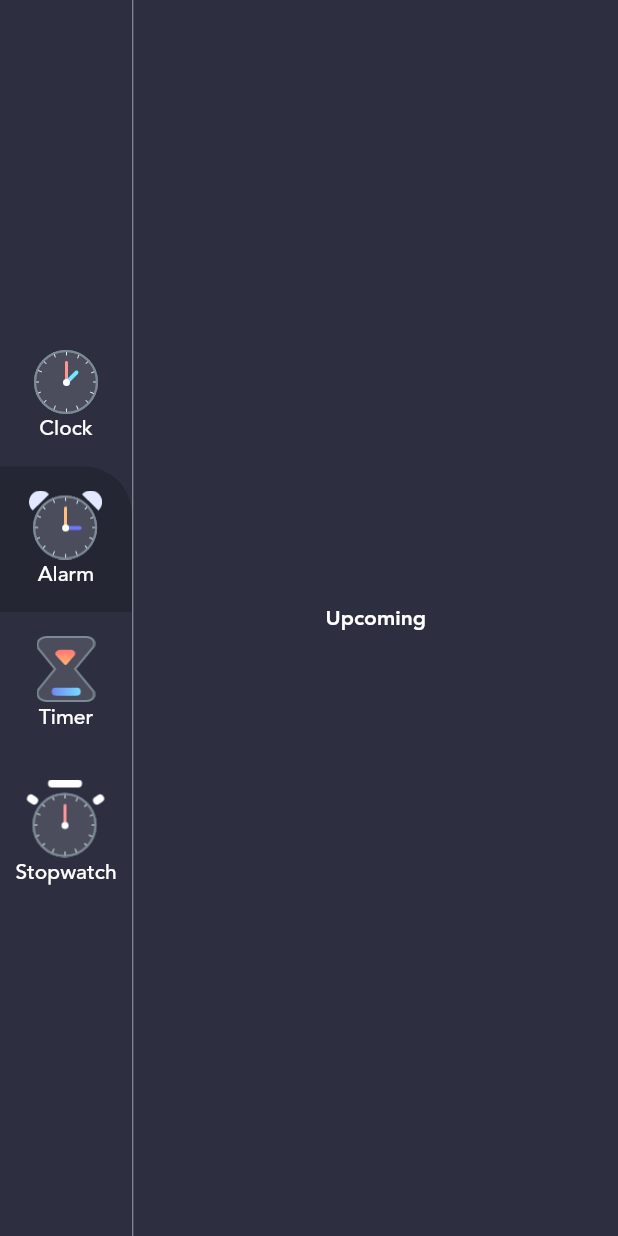
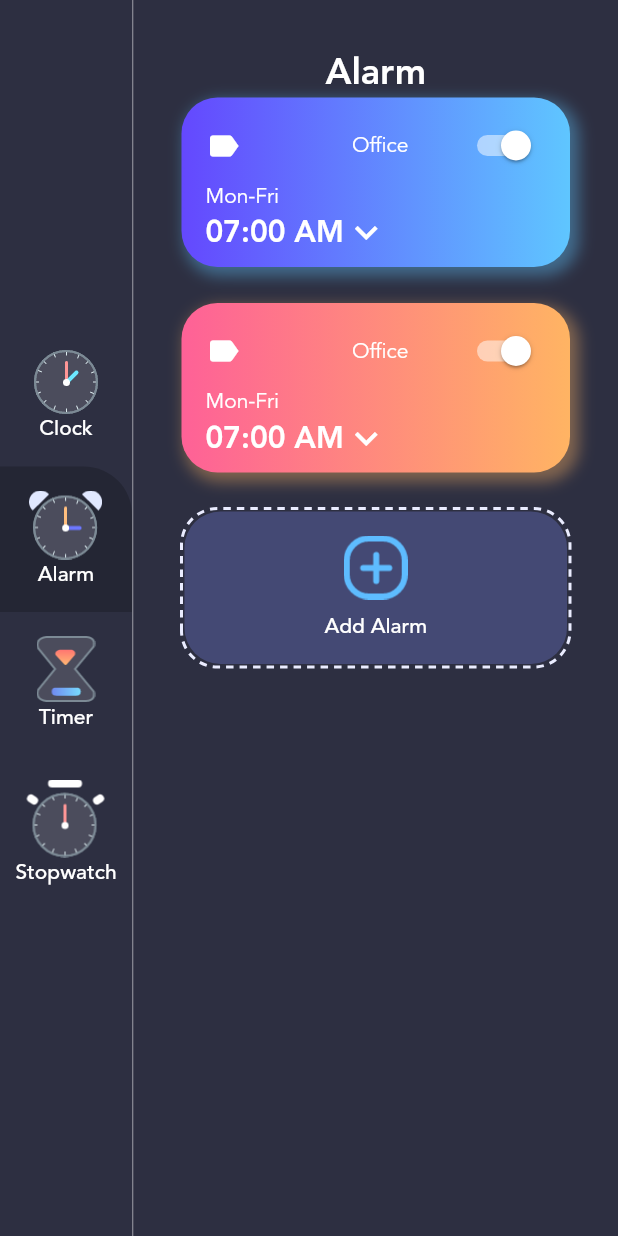
Before and after one commit to a-k-o-r-e-d-e/Clock_App, a Flutter app: the screen it shows after launch, after a tap on "Alarm", on a phone screen of 412 x 824 dp. Run offline on Flutter 3.47's test engine with Material 2 defaults, Android fonts, the phone set to English and light mode, and no system bars; drawn by our look-alikes of dotted_border.

Commit message:
** Implemented UI for Alarm Page

```diff
--- a/lib/constants/data.dart
+++ b/lib/constants/data.dart
@@ -1,4 +1,6 @@
 import 'package:clock_app/constants/enums.dart';
+import 'package:clock_app/constants/my_colors.dart';
+import 'package:clock_app/models/alarm_info.dart';
 import 'package:clock_app/models/menu_info.dart';
 
 List<MenuInfo> menuItems = [
@@ -7,3 +9,9 @@ List<MenuInfo> menuItems = [
   MenuInfo(MenuType.timer, title: 'Timer', imageSource: 'assets/images/timer_icon.png'),
   MenuInfo(MenuType.stopwatch, title: 'Stopwatch', imageSource: 'assets/images/stopwatch_icon.png'),
 ];
+
+
+List<AlarmInfo> alarms = [
+  AlarmInfo(DateTime.now().add(Duration(hours: 1)), description: 'Office', gradientColors: GradientColors.sky),
+  AlarmInfo(DateTime.now().add(Duration(hours: 1)), description: 'Sport', gradientColors: GradientColors.sunset)
+];
--- /dev/null
+++ b/lib/models/alarm_info.dart
@@ -0,0 +1,10 @@
+import 'dart:ui';
+
+class AlarmInfo {
+  DateTime alarmDateTime;
+  String description;
+  bool isActive;
+  List<Color> gradientColors;
+
+  AlarmInfo(this.alarmDateTime, {this.description, this.gradientColors});
+}
--- /dev/null
+++ b/lib/views/alarm_page.dart
@@ -0,0 +1,134 @@
+import 'package:clock_app/constants/data.dart';
+import 'package:clock_app/constants/my_colors.dart';
+import 'package:clock_app/models/alarm_info.dart';
+import 'package:dotted_border/dotted_border.dart';
+import 'package:flutter/material.dart';
+
+class AlarmPage extends StatelessWidget {
+  @override
+  Widget build(BuildContext context) {
+    return Container(
+      child: Column(
+        mainAxisAlignment: MainAxisAlignment.center,
+        children: [
+          Text(
+            'Alarm',
+            style: TextStyle(
+                fontWeight: FontWeight.w700,
+                color: MyColors.primaryTextColor,
+                fontSize: 24),
+          ),
+          Expanded(
+            child: ListView(
+              children: alarms
+                  .map<Widget>((alarm) => buildAlarmCard(alarm))
+                  .followedBy([
+                DottedBorder(
+                  strokeWidth: 2,
+                  color: MyColors.clockOutline,
+                  borderType: BorderType.RRect,
+                  radius: Radius.circular(24),
+                  dashPattern: [5, 4],
+                  child: Container(
+                    width: double.infinity,
+                    decoration: BoxDecoration(
+                        color: MyColors.clockBG,
+                        borderRadius: BorderRadius.circular(24)),
+                    child: FlatButton(
+                      padding: const EdgeInsets.symmetric(
+                          horizontal: 31, vertical: 16),
+                      onPressed: () {},
+                      child: Column(
+                        children: [
+                          Image.asset(
+                            'assets/images/add_alarm.png',
+                            scale: 1.5,
+                          ),
+                          SizedBox(
+                            height: 8,
+                          ),
+                          Text(
+                            'Add Alarm',
+                            style: TextStyle(color: Colors.white),
+                          )
+                        ],
+                      ),
+                    ),
+                  ),
+                )
+              ]).toList(),
+            ),
+          )
+        ],
+      ),
+    );
+  }
+
+  Widget buildAlarmCard(AlarmInfo alarmInfo) {
+    return Container(
+      margin: const EdgeInsets.only(bottom: 24),
+      padding: const EdgeInsets.symmetric(horizontal: 16, vertical: 8),
+      decoration: BoxDecoration(
+        gradient: LinearGradient(
+            colors: alarmInfo.gradientColors,
+            begin: Alignment.centerLeft,
+            end: Alignment.centerRight),
+        boxShadow: [
+          BoxShadow(
+              color: alarmInfo.gradientColors.last.withOpacity(0.4),
+              blurRadius: 8,
+              spreadRadius: 2,
+              offset: Offset(4, 4))
+        ],
+        borderRadius: BorderRadius.all(Radius.circular(24)),
+      ),
+      child: Column(
+        crossAxisAlignment: CrossAxisAlignment.start,
+        children: [
+          Row(
+            mainAxisAlignment: MainAxisAlignment.spaceBetween,
+            children: [
+              Icon(
+                Icons.label,
+                color: Colors.white,
+                size: 24,
+              ),
+              SizedBox(
+                width: 8,
+              ),
+              Text(
+                'Office',
+                style: TextStyle(color: Colors.white),
+              ),
+              Switch(
+                onChanged: (bool value) {},
+                value: true,
+                activeColor: Colors.white,
+              )
+            ],
+          ),
+          Text(
+            'Mon-Fri',
+            style: TextStyle(color: Colors.white),
+          ),
+          Row(
+            children: [
+              Text(
+                '07:00 AM',
+                style: TextStyle(
+                    color: Colors.white,
+                    fontSize: 20,
+                    fontWeight: FontWeight.w700),
+              ),
+              Icon(
+                Icons.keyboard_arrow_down,
+                color: Colors.white,
+                size: 30,
+              )
+            ],
+          ),
+        ],
+      ),
+    );
+  }
+}
--- /dev/null
+++ b/lib/views/clock_page.dart
@@ -0,0 +1,95 @@
+import 'package:flutter/material.dart';
+import 'package:intl/intl.dart';
+
+import 'clock_view.dart';
+
+class ClockPage extends StatelessWidget {
+  @override
+  Widget build(BuildContext context) {
+
+    DateTime now = DateTime.now();
+    var formattedTime = DateFormat('HH:mm').format(now);
+    var formattedDate = DateFormat('EEE, d MMM').format(now);
+    var timezoneStr = now.timeZoneOffset.toString().split('.').first;
+    var offsetSign = '';
+
+    if (!timezoneStr.startsWith('-')) offsetSign = '+';
+
+
+    return Column(
+      crossAxisAlignment: CrossAxisAlignment.start,
+      children: [
+        Flexible(
+          flex: 1,
+          fit: FlexFit.tight,
+          child: Text(
+            'Clock',
+            style: TextStyle(
+                color: Colors.white,
+                fontSize: 24,
+                fontWeight: FontWeight.w700),
+          ),
+        ),
+        Flexible(
+          flex: 2,
+          child: Column(
+            crossAxisAlignment: CrossAxisAlignment.start,
+            children: [
+              Text(
+                formattedTime,
+                style: TextStyle(color: Colors.white, fontSize: 64),
+              ),
+              Text(
+                formattedDate,
+                style: TextStyle(
+                    color: Colors.white,
+                    fontWeight: FontWeight.w300,
+                    fontSize: 20),
+              ),
+            ],
+          ),
+        ),
+        Flexible(
+            flex: 4,
+            fit: FlexFit.tight,
+            child: Align(
+                alignment: Alignment.center,
+                child: ClockView(
+                  size: MediaQuery.of(context).size.height / 4,
+                ))),
+        Flexible(
+          flex: 2,
+          fit: FlexFit.tight,
+          child: Column(
+            crossAxisAlignment: CrossAxisAlignment.start,
+            children: [
+              Text(
+                'TimeZone',
+                style: TextStyle(
+                    color: Colors.white,
+                    fontWeight: FontWeight.w500,
+                    fontSize: 24),
+              ),
+              Row(
+                children: [
+                  Icon(
+                    Icons.language,
+                    color: Colors.white,
+                  ),
+                  SizedBox(
+                    width: 16,
+                  ),
+                  Text(
+                    'UTC' + offsetSign + timezoneStr,
+                    style: TextStyle(
+                        color: Colors.white, fontSize: 24),
+                  ),
+                ],
+              ),
+            ],
+          ),
+        )
+      ],
+    );
+  }
+}
--- a/lib/views/home.dart
+++ b/lib/views/home.dart
@@ -2,10 +2,11 @@ import 'package:clock_app/constants/data.dart';
 import 'package:clock_app/constants/enums.dart';
 import 'package:clock_app/constants/my_colors.dart';
 import 'package:clock_app/models/menu_info.dart';
-import 'package:clock_app/views/clock_view.dart';
 import 'package:flutter/material.dart';
-import 'package:intl/intl.dart';
 import 'package:provider/provider.dart';
+
+import 'alarm_page.dart';
+import 'clock_page.dart';
 
 class Home extends StatefulWidget {
   @override
@@ -15,13 +16,6 @@ class Home extends StatefulWidget {
 class _HomeState extends State<Home> {
   @override
   Widget build(BuildContext context) {
-    DateTime now = DateTime.now();
-    var formattedTime = DateFormat('HH:mm').format(now);
-    var formattedDate = DateFormat('EEE, d MMM').format(now);
-    var timezoneStr = now.timeZoneOffset.toString().split('.').first;
-    var offsetSign = '';
-
-    if (!timezoneStr.startsWith('-')) offsetSign = '+';
 
     return Scaffold(
       backgroundColor: MyColors.pageBackgroundColor,
@@ -35,95 +29,38 @@ class _HomeState extends State<Home> {
                   .toList(),
             ),
             VerticalDivider(
-              color: Colors.white54,
+              color: MyColors.dividerColor,
               width: 1,
             ),
             Expanded(
-              child: Consumer<MenuInfo>(
-                builder: (BuildContext context, MenuInfo value, Widget child) {
-                  if (value.menuType != MenuType.clock) return Container(child: Center(
-                    child: Text("Upcoming", style: TextStyle(color: MyColors.primaryTextColor, fontWeight: FontWeight.bold),),
-                  ),);
+              child: Container(
+                padding: const EdgeInsets.all(32),
+                child: Consumer<MenuInfo>(
+                  builder: (BuildContext context, MenuInfo value, Widget child) {
 
-                  return Container(
-                    padding: const EdgeInsets.all(32),
-                    child: Column(
-                      crossAxisAlignment: CrossAxisAlignment.start,
-                      children: [
-                        Flexible(
-                          flex: 1,
-                          fit: FlexFit.tight,
-                          child: Text(
-                            'Clock',
-                            style: TextStyle(
-                                color: Colors.white,
-                                fontSize: 24,
-                                fontWeight: FontWeight.w700),
+                    if (value.menuType == MenuType.clock)
+                      return ClockPage();
+                    else if (value.menuType == MenuType.alarm)
+                      return AlarmPage();
+                    else {
+                      return Container(
+                        child: RichText(
+                          text: TextSpan(
+                            style: TextStyle(fontSize: 20),
+                            children: <TextSpan>[
+                              TextSpan(text: 'Upcoming\n'),
+                              TextSpan(
+                                text: value.title,
+                                style: TextStyle(fontSize: 40)
+                              )
+                            ]
                           ),
                         ),
-                        Flexible(
-                          flex: 2,
-                          child: Column(
-                            crossAxisAlignment: CrossAxisAlignment.start,
-                            children: [
-                              Text(
-                                formattedTime,
-                                style: TextStyle(color: Colors.white, fontSize: 64),
-                              ),
-                              Text(
-                                formattedDate,
-                                style: TextStyle(
-                                    color: Colors.white,
-                                    fontWeight: FontWeight.w300,
-                                    fontSize: 20),
-                              ),
-                            ],
-                          ),
-                        ),
-                        Flexible(
-                            flex: 4,
-                            fit: FlexFit.tight,
-                            child: Align(
-                                alignment: Alignment.center,
-                                child: ClockView(
-                                  size: MediaQuery.of(context).size.height / 4,
-                                ))),
-                        Flexible(
-                          flex: 2,
-                          fit: FlexFit.tight,
-                          child: Column(
-                            crossAxisAlignment: CrossAxisAlignment.start,
-                            children: [
-                              Text(
-                                'TimeZone',
-                                style: TextStyle(
-                                    color: Colors.white,
-                                    fontWeight: FontWeight.w500,
-                                    fontSize: 24),
-                              ),
-                              Row(
-                                children: [
-                                  Icon(
-                                    Icons.language,
-                                    color: Colors.white,
-                                  ),
-                                  SizedBox(
-                                    width: 16,
-                                  ),
-                                  Text(
-                                    'UTC' + offsetSign + timezoneStr,
-                                    style: TextStyle(
-                                        color: Colors.white, fontSize: 24),
-                                  ),
-                                ],
-                              ),
-                            ],
-                          ),
-                        )
-                      ],
-                    ),
-                  );
-                },
+                      );
+                    }
+
+                  },
+                ),
               ),
             ),
           ],
--- a/pubspec.yaml
+++ b/pubspec.yaml
@@ -28,6 +28,7 @@ dependencies:
   # The following adds the Cupertino Icons font to your application.
   # Use with the CupertinoIcons class for iOS style icons.
   cupertino_icons: ^1.0.0
+  dotted_border: ^1.0.6
   intl: ^0.16.1
   provider: ^4.3.2+2
 
@@ -48,7 +49,7 @@ flutter:
 
   # To add assets to your application, add an assets section, like this:
   assets:
-    - assets/images
+    - assets/images/
 
 
     # An image asset can refer to one or more resolution-specific "variants", see
```
Also changed, not shown: pubspec.lock.
